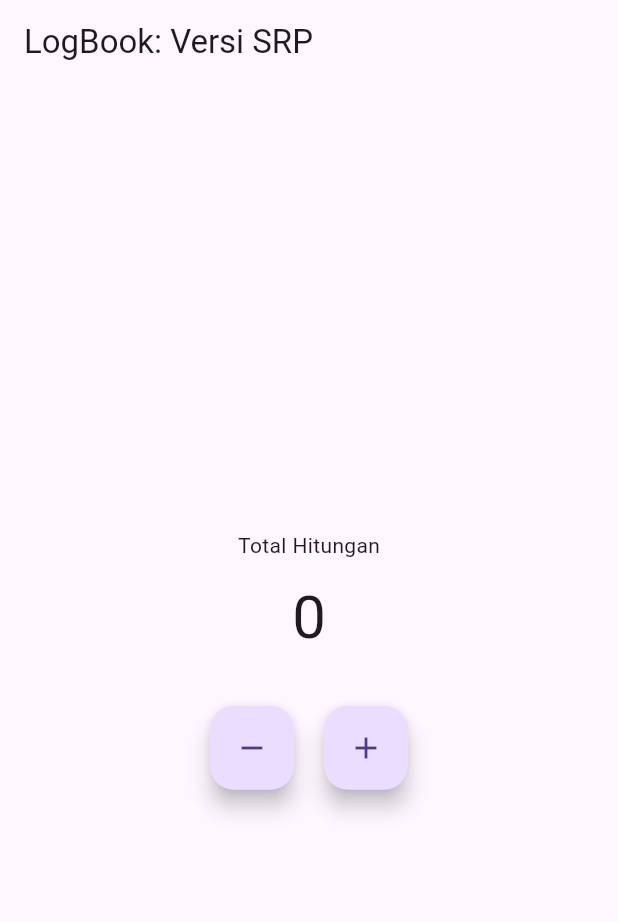
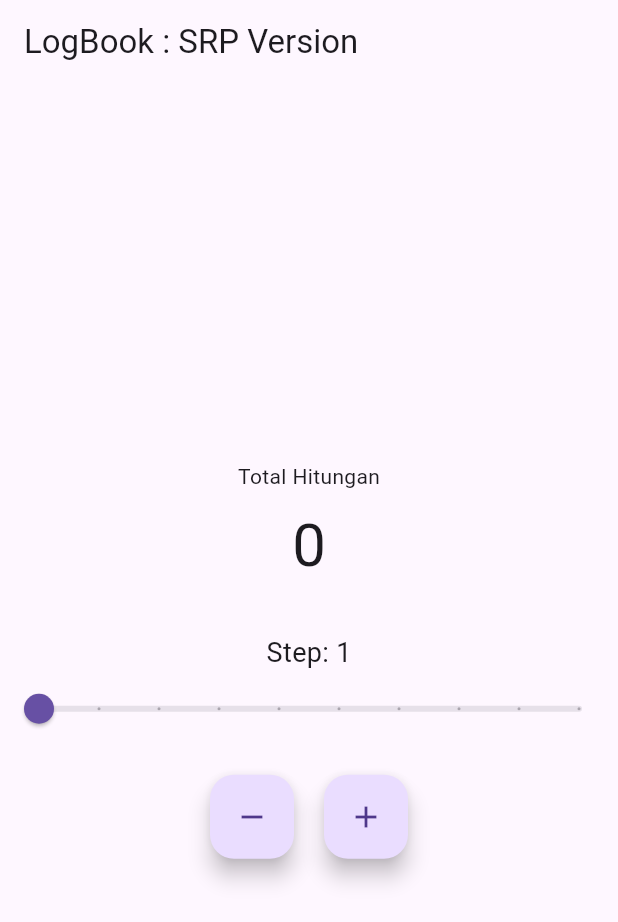
Before and after one commit to nsitizen/logbook_app_090, a Flutter app: the screen it shows after launch, after a tap on the "remove" icon, on a phone screen of 412 x 824 dp. Shown: the top 922 px of the screen. Run offline on Flutter 3.47's test engine with Material 3 defaults, Android fonts, the phone set to English and light mode, and no system bars.

Commit message:
Task 1: The Multi-Step Counter

```diff
--- a/lib/counter_controller.dart
+++ b/lib/counter_controller.dart
@@ -1,14 +1,26 @@
 class CounterController {
-  int _counter = 0; // enkapsulasi
+  int _counter = 0;
+  int _step = 1; // default step
 
   int get value => _counter;
+  int get step => _step;
+
+  void setStep(int newStep) {
+    if (newStep > 0) {
+      _step = newStep;
+    }
+  }
 
   void increment() {
-    _counter++;
+    _counter += _step;
   }
 
   void decrement() {
-    if (_counter > 0) _counter--;
+    if (_counter - _step >= 0) {
+      _counter -= _step;
+    } else {
+      _counter = 0;
+    }
   }
 
   void reset() {
--- a/lib/counter_view.dart
+++ b/lib/counter_view.dart
@@ -14,34 +14,52 @@ class _CounterViewState extends State<CounterView> {
   @override
   Widget build(BuildContext context) {
     return Scaffold(
-      appBar: AppBar(
-        title: const Text("LogBook: Versi SRP"),
-      ),
+      appBar: AppBar(title: const Text("LogBook : SRP Version")),
       body: Center(
         child: Column(
           mainAxisAlignment: MainAxisAlignment.center,
           children: [
             const Text("Total Hitungan"),
-            const SizedBox(height: 10),
+            const SizedBox(height: 8),
+            Text('${_controller.value}', style: const TextStyle(fontSize: 40)),
+
+            const SizedBox(height: 30),
+
+            // STEP DISPLAY
             Text(
-              '${_controller.value}',
-              style: const TextStyle(fontSize: 40),
+              "Step: ${_controller.step}",
+              style: const TextStyle(fontSize: 18),
             ),
-            const SizedBox(height: 30),
+
+            // SLIDER STEP
+            Slider(
+              value: _controller.step.toDouble(),
+              min: 1,
+              max: 10,
+              divisions: 9,
+              label: _controller.step.toString(),
+              onChanged: (value) {
+                setState(() {
+                  _controller.setStep(value.toInt());
+                });
+              },
+            ),
+
+            const SizedBox(height: 20),
+
+            // BUTTONS
             Row(
               mainAxisAlignment: MainAxisAlignment.center,
               children: [
                 FloatingActionButton(
                   heroTag: 'dec',
-                  onPressed: () =>
-                      setState(() => _controller.decrement()),
+                  onPressed: () => setState(() => _controller.decrement()),
                   child: const Icon(Icons.remove),
                 ),
                 const SizedBox(width: 20),
                 FloatingActionButton(
                   heroTag: 'inc',
-                  onPressed: () =>
-                      setState(() => _controller.increment()),
+                  onPressed: () => setState(() => _controller.increment()),
                   child: const Icon(Icons.add),
                 ),
               ],
```
